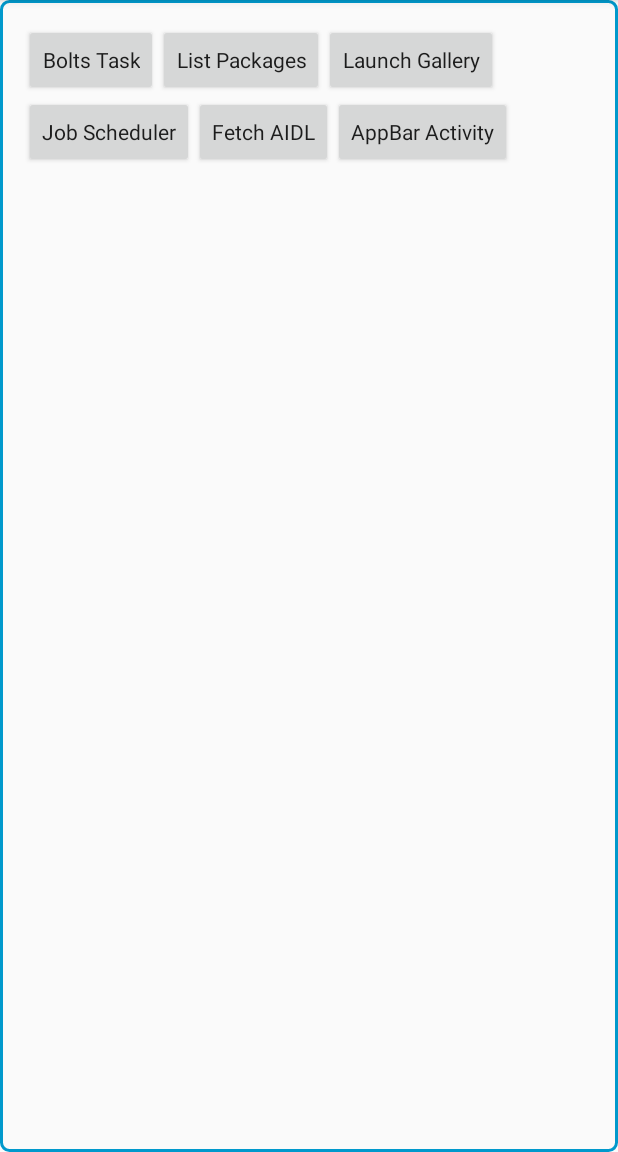
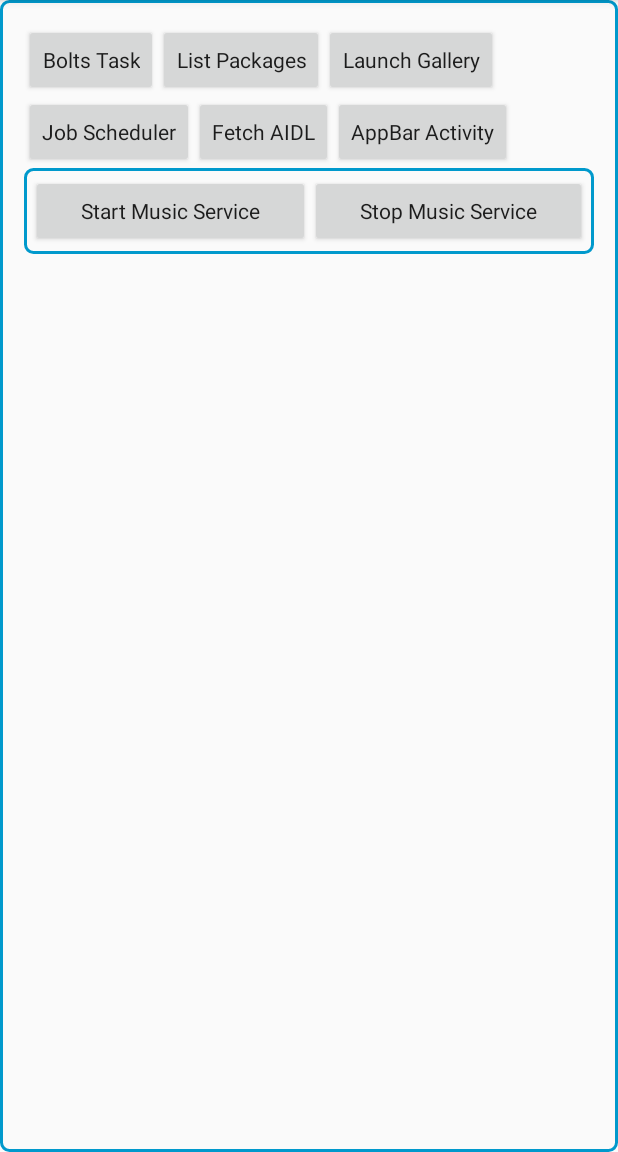
Before and after one commit to rimasg/DemoApp, an Android app: the screen it shows after launch (MainActivity), after a tap on "Other Fragment", on a phone screen of 412 x 824 dp, the part 84-1236 px from its top. Run offline under Robolectric (Android 15) with nearby library versions, the phone set to English and light mode, and no system bars.

Commit message:
Music Player service

```diff
--- a/app/src/main/java/com/sid/demoapp/MainActivity.java
+++ b/app/src/main/java/com/sid/demoapp/MainActivity.java
@@ -31,8 +31,6 @@ public class MainActivity extends AppCompatActivity implements
     @Override
     protected void onCreate(Bundle savedInstanceState) {
         super.onCreate(savedInstanceState);
-        // TODO: 2016.09.26 in progress to replace Main layout
-//        setContentView(R.layout.activity_main);
         setContentView(R.layout.activity_main_new);
 
         final MainMenuFragment fragment = MainMenuFragment.newInstance();
--- a/app/src/main/java/com/sid/demoapp/OtherFragment.java
+++ b/app/src/main/java/com/sid/demoapp/OtherFragment.java
@@ -22,6 +22,7 @@ import android.widget.Button;
 import android.widget.Toast;
 
 import com.sid.demoapp.jobscheduler.ScheduledJobService;
+import com.sid.demoapp.services.PlayMusicService;
 
 import java.util.List;
 import java.util.concurrent.Callable;
@@ -131,6 +132,22 @@ public class OtherFragment extends Fragment {
             }
         });
 
+        final Button btnPlayMusicService = (Button) view.findViewById(R.id.action_play_music);
+        btnPlayMusicService.setOnClickListener(new View.OnClickListener() {
+            @Override
+            public void onClick(View v) {
+                startMusicService();
+            }
+        });
+
+        final Button btnStopMusicService = (Button) view.findViewById(R.id.action_stop_music);
+        btnStopMusicService.setOnClickListener(new View.OnClickListener() {
+            @Override
+            public void onClick(View v) {
+                stopMusicService();
+            }
+        });
+
         btnSchedule = (Button) view.findViewById(R.id.action_job_scheduler);
         btnSchedule.setOnClickListener(new View.OnClickListener() {
             @Override
@@ -138,6 +155,14 @@ public class OtherFragment extends Fragment {
                 scheduleJob();
             }
         });
+    }
+
+    private void startMusicService() {
+        getActivity().startService(new Intent(getActivity(), PlayMusicService.class));
+    }
+
+    private void stopMusicService() {
+        getActivity().stopService(new Intent(getActivity(), PlayMusicService.class));
     }
 
     @Override
--- a/app/src/main/res/layout/content_action_bar.xml
+++ b/app/src/main/res/layout/content_action_bar.xml
@@ -14,4 +14,10 @@
     tools:context="com.sid.demoapp.ActionBarActivity"
     tools:showIn="@layout/activity_action_bar">
 
+    <ListView
+        android:id="@+id/item_list"
+        android:layout_width="match_parent"
+        android:layout_height="match_parent">
+    </ListView>
+
 </RelativeLayout>
--- a/app/src/main/res/layout/fragment_other.xml
+++ b/app/src/main/res/layout/fragment_other.xml
@@ -66,7 +66,30 @@
             style="@style/ButtonStyle"
             android:layout_width="wrap_content"
             android:layout_height="wrap_content"/>
+    </LinearLayout>
 
+    <LinearLayout
+        android:id="@+id/third_layer"
+        android:layout_below="@+id/second_layer"
+        android:layout_width="match_parent"
+        android:layout_height="wrap_content"
+        android:background="@drawable/rounded_corners"
+        android:orientation="horizontal">
+
+        <Button
+            android:id="@+id/action_play_music"
+            android:text="Start Music Service"
+            style="@style/ButtonStyle"
+            android:layout_weight="1"
+            android:layout_width="wrap_content"
+            android:layout_height="wrap_content"/>
+        <Button
+            android:id="@+id/action_stop_music"
+            android:text="Stop Music Service"
+            style="@style/ButtonStyle"
+            android:layout_weight="1"
+            android:layout_width="wrap_content"
+            android:layout_height="wrap_content"/>
     </LinearLayout>
 
 </RelativeLayout>
--- a/app/src/main/res/values/strings.xml
+++ b/app/src/main/res/values/strings.xml
@@ -9,5 +9,6 @@
     <string name="title_activity_action_bar">ActionBarActivity</string>
     <string name="title_activity_searchable">Searchable Activity</string>
     <string name="search_query_text">"You search for: %1$s"</string>
+    <string name="search_hint">Search me :)</string>
 
 </resources>
```
Also changed, not shown: app/src/main/AndroidManifest.xml (+15 -2 lines), app/src/main/java/com/sid/demoapp/ActionBarActivity.java (+20 -0 lines), app/src/main/java/com/sid/demoapp/SearchableActivity.java (+10 -0 lines), app/src/main/java/com/sid/demoapp/provider/SearchSuggestionProvider.java (added, +16 -0 lines), app/src/main/java/com/sid/demoapp/services/PlayMusicService.java (added, +82 -0 lines), app/src/main/res/xml/searchable.xml (+6 -3 lines), 1 other file.
